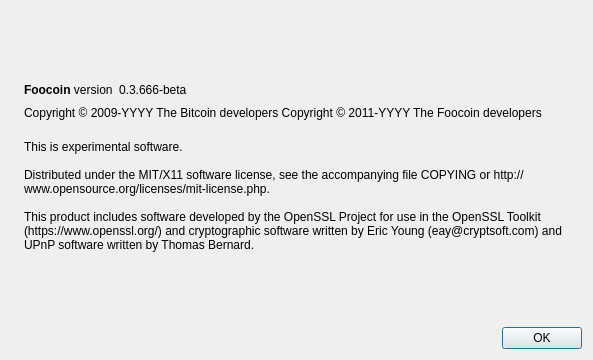
Before: the Qt Designer form src/qt/forms/aboutdialog.ui in nhatlinh1989/sjwcoin, drawn with Qt 5.
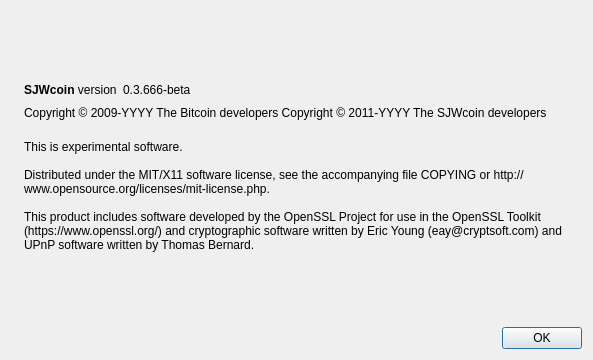
After: the same form once the commit is applied. Icons and pictures are not drawn.

What changed in the file:
```diff
--- a/src/qt/forms/aboutdialog.ui
+++ b/src/qt/forms/aboutdialog.ui
@@ -50,7 +50,7 @@
           <cursorShape>IBeamCursor</cursorShape>
          </property>
          <property name="text">
-          <string>&lt;b&gt;Foocoin&lt;/b&gt; version</string>
+          <string>&lt;b&gt;SJWcoin&lt;/b&gt; version</string>
          </property>
          <property name="textInteractionFlags">
           <set>Qt::LinksAccessibleByMouse|Qt::TextSelectableByKeyboard|Qt::TextSelectableByMouse</set>
@@ -92,7 +92,7 @@
        </property>
        <property name="text">
         <string notr="true">Copyright &amp;copy; 2009-YYYY The Bitcoin developers
-Copyright &amp;copy; 2011-YYYY The Foocoin developers</string>
+Copyright &amp;copy; 2011-YYYY The SJWcoin developers</string>
        </property>
        <property name="textFormat">
         <enum>Qt::RichText</enum>
```
Left out of the diff: 2 changed lines with no effect on the pictures.
